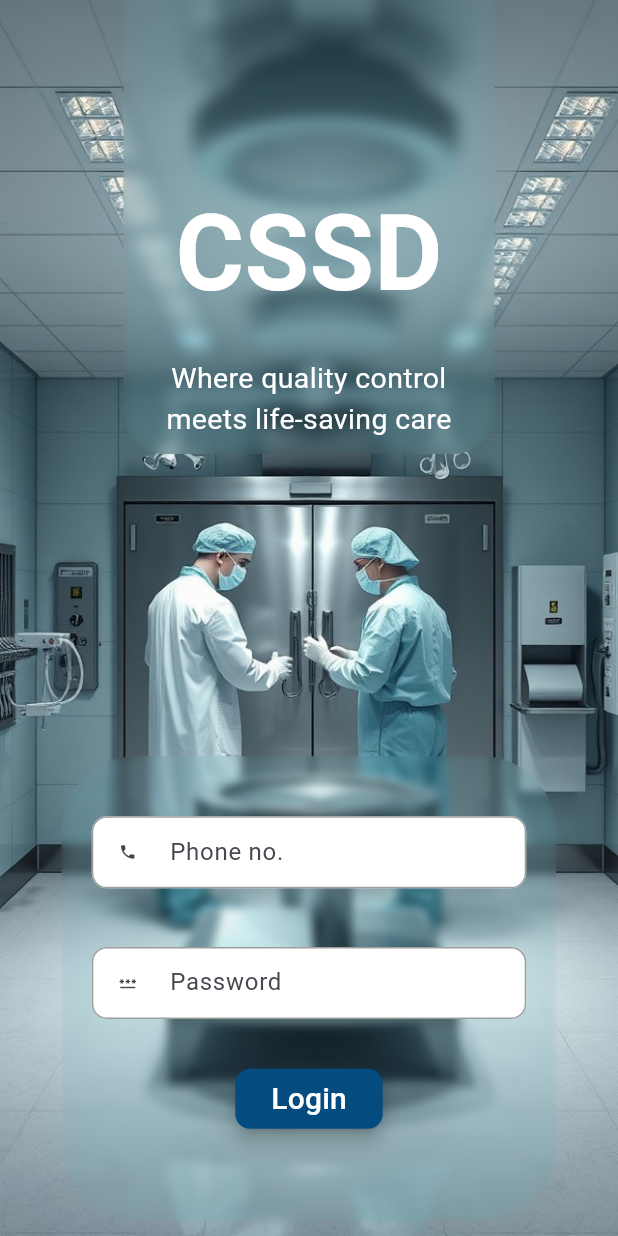
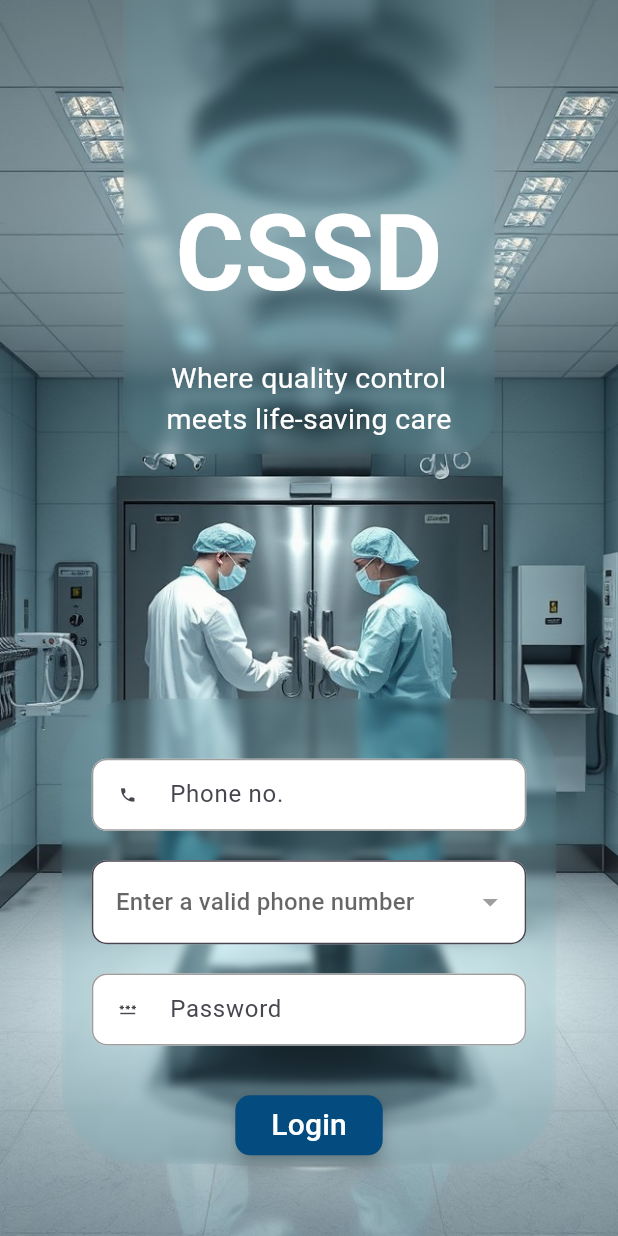
Before and after one commit to grapesHisham/CSSD, a Flutter app: the screen it shows after launch, after a tap on "Login", on a phone screen of 412 x 824 dp. Run offline on Flutter 3.47's test engine with Material 3 defaults, Android fonts, the light colour scheme and no system bars; our stand-ins replace curved_navigation_bar, device_preview, dio, fl_chart, fluentui_system_icons, flutter_screenutil and 3 more; missing offline and left inert: text_marquee; generated files the repository leaves out were written again.

Commit message:
login done

```diff
--- a/lib/Widgets/custom_dialog.dart
+++ b/lib/Widgets/custom_dialog.dart
@@ -28,12 +28,11 @@ Future<void> customDialog({
   void Function()? onAcceptDefaultAction,
 }) async {
   return showDialog(
-barrierDismissible: false,
+
       // useSafeArea: true,
       context: dialogContext,
       builder: (context) {
         return AlertDialog(
-
           shape:
               RoundedRectangleBorder(borderRadius: BorderRadius.circular(10)),
           title: dialogTitle,
--- a/lib/app/api/model/api_links.dart
+++ b/lib/app/api/model/api_links.dart
@@ -3,5 +3,8 @@ class ApiLinks{
   static String baseIp = "http://192.168.0.251:65113/api/Home/" ;
 
   static const String preLoginAuth = "PreLoginAuthentication";
+  // static const String preLoginAuth = "PreLoginAuthentication";
+
+
 
 }
--- a/lib/app/modules/login_module/controller/login_provider.dart
+++ b/lib/app/modules/login_module/controller/login_provider.dart
@@ -1,3 +1,5 @@
+import 'dart:developer';
+
 import 'package:cssd/Widgets/custom_dialog.dart';
 import 'package:cssd/app/modules/login_module/model/pre_login_authentication_model.dart';
 import 'package:cssd/util/app_util.dart';
@@ -9,15 +11,27 @@ class LoginController extends ChangeNotifier {
     loginPhoneNumberController.addListener(() {
       if (loginPhoneNumberController.text.length != 10) {
         loginHospitalNameController.clear();
+        preLoginResponse.clear();
+        // updateSelectedHospital("");
+        notifyListeners();
       }
-      notifyListeners();
+      if (loginPhoneNumberController.text.isEmpty) {
+        //not necessary - if conditions
+        preLoginResponse.clear();
+        _isAdmin = false;
+      }
     });
   }
   // show or hide password
   bool _obscureText = false;
   bool get obscureText => _obscureText;
+
+  String? _selectedHospitalDropdown;
+  String? get selectedHospitalDropdown => _selectedHospitalDropdown;
   bool? _isLoading;
   bool? get isLoading => _isLoading;
+  bool _isAdmin = false;
+  bool get isAdmin => _isAdmin;
   bool? _preLoginResponseDataReceived;
   bool? get preLoginResponseDataReceived => _preLoginResponseDataReceived;
   bool _isHospitalTextfieldenabled = false;
@@ -26,6 +40,11 @@ class LoginController extends ChangeNotifier {
   void toggleHospitalTextFieldStatus(bool value) {
     //to make the textfield readonly
     _isHospitalTextfieldenabled = value;
+    notifyListeners();
+  }
+
+  void updateSelectedHospital(String? newvalue) {
+    _selectedHospitalDropdown = newvalue;
     notifyListeners();
   }
 
@@ -53,48 +72,62 @@ class LoginController extends ChangeNotifier {
           await client.submitPhoneForHospitalIds(phoneNumber);
       if (response.status == 200) {
         _preLoginResponseDataReceived = true;
-        print("prelogin success 200");
-        preLoginResponse.clear();
-        preLoginResponse.addAll(response.data ?? []);
-        if (preLoginResponse.isNotEmpty) {
-          // should enable and disable the hospital text field
-          // when phone entered && data is not empty read only and ontap
-          // when phone entered && data is empty enable text field
-          // when phone not entered  disable text field
 
-          customDialog(
-              dialogContext: context,
-              dialogShowDefaultActions: false,
-              dialogTitle: const Text("Select Hospital"),
-              dialogContent: SizedBox(
-                width: 200,
-                height: 250,
-                child: ListView.builder(
-                  itemCount: preLoginResponse.length,
-                  itemBuilder: (context, index) {
-                    return ListTile(
-                        onTap: () {
-                          loginHospitalNameController.text =
-                              preLoginResponse[index].hospitalName!;
-                          Navigator.pop(context);
-                        },
-                        title: Text(preLoginResponse[index].hospitalName ??
-                            " hospital name fetch error"));
-                  },
-                ),
-              ));
+        if (response.message == "Please give HID") {
+          _isAdmin = true;
+          notifyListeners();
+        } else {
+          preLoginResponse.clear();
+          updateSelectedHospital(
+              null); // to remove the current selected value form the dropwdown when a new phone number is passed
+          preLoginResponse.addAll(response.data ?? []);
         }
+
+        // if (preLoginResponse.isNotEmpty) {
+        //   // should enable and disable the hospital text field
+        //   // when phone entered && data is not empty read only and ontap
+        //   // when phone entered && data is empty enable text field
+        //   // when phone not entered  disable text field
+
+        //   // customDialog(
+        //   //     dialogContext: context,
+        //   //     dialogShowDefaultActions: false,
+        //   //     dialogTitle: const Text("Select Hospital"),
+        //   //     dialogContent: SizedBox(
+        //   //       width: 200,
+        //   //       height: 250,
+        //   //       child: ListView.builder(
+        //   //         itemCount: preLoginResponse.length,
+        //   //         itemBuilder: (context, index) {
+        //   //           return ListTile(
+        //   //               onTap: () {
+        //   //                 loginHospitalNameController.text =
+        //   //                     preLoginResponse[index].hospitalName!;
+        //   //                 Navigator.pop(context);
+        //   //               },
+        //   //               title: Text(preLoginResponse[index].hospitalName ??
+        //   //                   " hospital name fetch error"));
+        //   //         },
+        //   //       ),
+        //   //     ));
+        // }
       } else if (response.status == 300) {
         _preLoginResponseDataReceived = false;
+        _isAdmin = false;
+        notifyListeners();
+        log("Status 300 : ${response.message}");
+      }
 
-        print("Status 300 : ${response.message}");
-      }
       _isLoading = false;
       notifyListeners();
     } catch (e) {
+      _isAdmin = false;
+
       _preLoginResponseDataReceived = false;
 
-      print(e);
+      log("$e");
     }
   }
+
+
 }
--- a/lib/app/modules/login_module/login_screen.dart
+++ b/lib/app/modules/login_module/login_screen.dart
@@ -1,3 +1,5 @@
+import 'dart:developer';
+
 import 'package:cssd/Widgets/button_widget.dart';
 import 'package:cssd/Widgets/custom_textfield.dart';
 import 'package:cssd/Widgets/login_widgets/cssd_transparent_title_card.dart';
@@ -80,26 +82,73 @@ class LoginScreen extends StatelessWidget {
                           ),
                           SizedBox(height: 20.h),
                           Visibility(
-                            visible: loginController.loginPhoneNumberController
-                                        .text.length ==
-                                    10
-                                ? true
-                                : false,
-                            child: CustomTextFormField(
-                              //data received and received data is empty = not readonly
-                              //data received and received data is not empty = readonly
-                              //data not received = readonly
-
-                              isReadOnly: (loginController
-                                              .preLoginResponseDataReceived ==
-                                          true &&
-                                      loginController.preLoginResponse.isEmpty)
-                                  ? false
-                                  : true,
+                            visible: loginController.isAdmin ? false : true,
+                            replacement: CustomTextFormField(
                               controller:
-                                  loginProvider.loginHospitalNameController,
-                              prefixIcon: Icons.medical_services,
-                              label: const Text("Hospital name"),
+                                  loginController.loginHospitalNameController,
+                              hintText: "Please Enter hospital ID",
+                            ),
+                            child: DropdownButtonFormField<String>(
+                              decoration: InputDecoration(
+                                  border: OutlineInputBorder(
+                                    borderRadius: BorderRadius.circular(10),
+                                    borderSide: const BorderSide(
+                                      color: Colors
+                                          .white, // Border when the field is not focused
+                                      width: 1.0,
+                                    ),
+                                  ),
+                                  filled: true,
+                                  fillColor: Colors.white,
+                                  errorBorder: OutlineInputBorder(
+                                    borderRadius: BorderRadius.circular(10),
+                                    borderSide: const BorderSide(
+                                      color: Colors
+                                          .red, // Border when the field is not focused
+                                      width: 1.0,
+                                    ),
+                                  ),
+                                  disabledBorder: OutlineInputBorder(
+                                    borderRadius: BorderRadius.circular(10),
+                                    borderSide: const BorderSide(
+                                      color: Colors
+                                          .white, // Border when the field is not focused
+                                      width: 1.0,
+                                    ),
+                                  ),
+                                  focusedBorder: OutlineInputBorder(
+                                      borderRadius: BorderRadius.circular(10),
+                                      borderSide: const BorderSide(
+                                          color: Colors.blue, width: 1.0))),
+                              menuMaxHeight: 400,
+                              disabledHint:
+                                  const Text("Enter a valid phone number"),
+                              iconDisabledColor: Colors.grey,
+                              value: loginController.selectedHospitalDropdown,
+                              hint: const Text("Select a hospital"),
+                              items:
+                                  loginController.preLoginResponse.map((items) {
+                                return DropdownMenuItem<String>(
+                                  value: items.hospitalId.toString(),
+                                  child: ConstrainedBox(
+                                      constraints: BoxConstraints(
+                                          maxWidth: mediaQuery.width / 1.8),
+                                      child: Text(
+                                        "${items.hospitalName}",
+                                      )),
+                                );
+                              }).toList(),
+                              onChanged: (data) {
+                                if (data != null) {
+                                  log("$data");
+                                  loginController.updateSelectedHospital(data);
+                                  loginController
+                                      .loginHospitalNameController.text = data;
+                                  loginProvider.submitPhoneForHospitalIds(
+                                      data, context);
+                                  log(data);
+                                }
+                              },
                             ),
                           ),
                           SizedBox(height: 20.h),
@@ -119,9 +168,7 @@ class LoginScreen extends StatelessWidget {
                             buttonColor: StaticColors.defaultButton,
                             buttonLabel: "Login",
                             onPressed: () {
-                              loginProvider.submitPhoneForHospitalIds(
-                                  loginProvider.loginPhoneNumberController.text,
-                                  context);
+
                             },
                           ),
                         ],
```
Also changed, not shown: lib/main.dart (line endings or trailing spaces).
